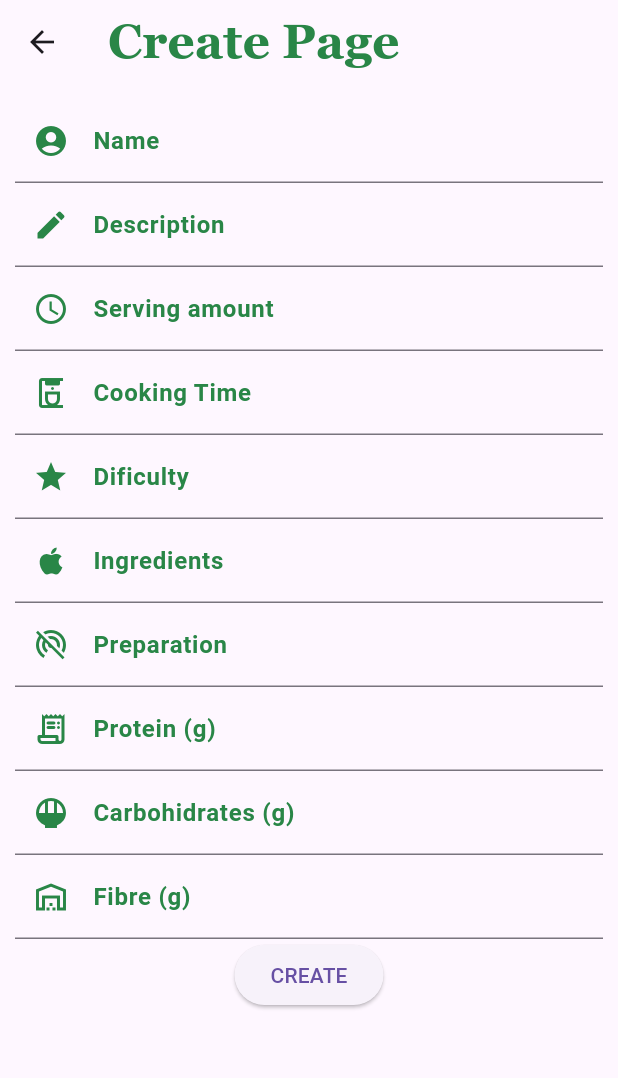
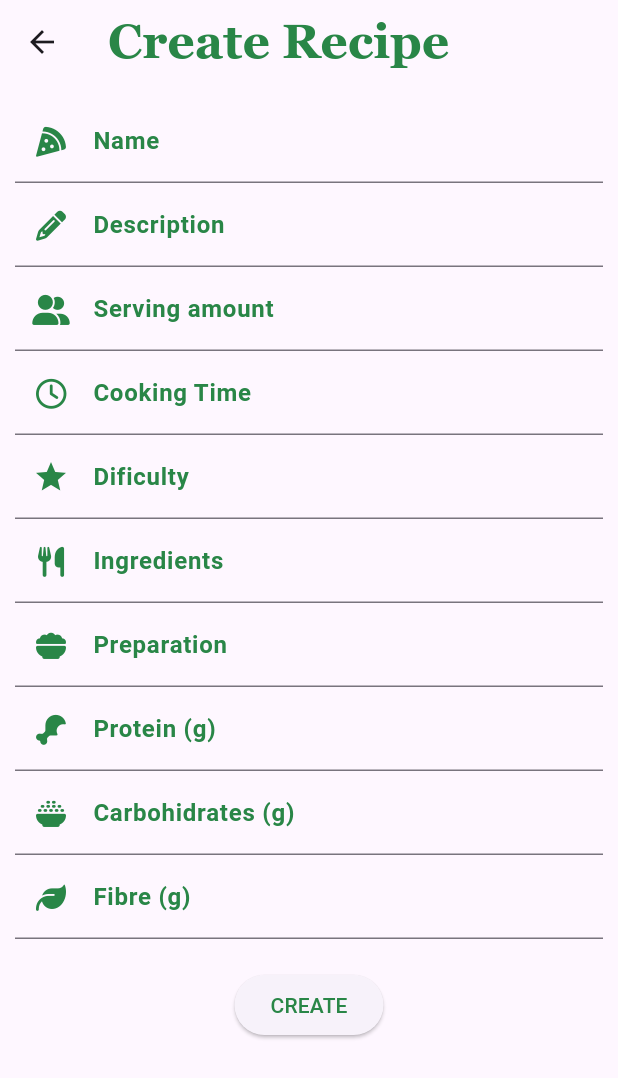
Before and after one commit to mansulol/Recipe-app, a Flutter app: the CreateEditScreen screen opened directly, on a phone screen of 412 x 824 dp. Shown: the top 1078 px of the screen. Run offline on Flutter 3.47's test engine with Material 3 defaults, Android fonts, the phone set to English and light mode, and no system bars; our stand-ins replace flutter_svg, font_awesome_flutter; network calls fail.

Commit message:
icons changed in entire app

```diff
--- a/Frontend/lib/screens/create_edit_screen.dart
+++ b/Frontend/lib/screens/create_edit_screen.dart
@@ -1,6 +1,7 @@
 import 'dart:convert';
 
 import 'package:flutter/material.dart';
+import 'package:font_awesome_flutter/font_awesome_flutter.dart';
 import 'package:recipe_app/models/create_edit_model.dart';
 import 'package:recipe_app/models/recipe_model.dart';
 import 'package:recipe_app/screens/home_screen.dart';
@@ -52,7 +53,7 @@ class CreateEditScreenState extends State<CreateEditScreen> {
     return Scaffold(
       appBar: AppBar(
         title: Text(
-          widget.isCreate ? 'Create Page' : 'Edit Page',
+          widget.isCreate ? 'Create Recipe' : 'Edit Recipe',
           style: TextStyle(
             color: AppColors.primaryColor,
             fontWeight: FontWeight.w800,
@@ -61,12 +62,14 @@ class CreateEditScreenState extends State<CreateEditScreen> {
           ),
         ),
       ),
-      body: formBody(
+      body: SingleChildScrollView(
+        child: formBody(
           context,
           formControllers,
           widget.isCreate,
           recipe,
           createEditModel,
+        ),
       ),
     );
   }
@@ -83,8 +86,7 @@ Container formBody(
     margin: EdgeInsets.all(10),
     child: Column(
       children: [
-        SingleChildScrollView(
-          child: Column(
+        Column(
           mainAxisAlignment: MainAxisAlignment.start,
           crossAxisAlignment: CrossAxisAlignment.start,
           children: [
@@ -101,8 +103,17 @@ Container formBody(
                   fontWeight: FontWeight.w600,
                   fontSize: AppTextStyles.subTitle.fontSize,
                 ),
-                  prefixIcon: Icon(Icons.account_circle),
-                  prefixIconColor: AppColors.primaryColor,
+                prefixIcon: SizedBox(
+                  width: 30,
+                  height: 30,
+                  child: Center(
+                    child: FaIcon(
+                      FontAwesomeIcons.pizzaSlice,
+                      size: 20,
+                      color: AppColors.primaryColor,
+                    ),
+                  ),
+                ),
               ),
             ),
             TextField(
@@ -115,8 +126,17 @@ Container formBody(
                   fontWeight: FontWeight.w600,
                   fontSize: AppTextStyles.subTitle.fontSize,
                 ),
-                  prefixIcon: Icon(Icons.edit),
-                  prefixIconColor: AppColors.primaryColor,
+                prefixIcon: SizedBox(
+                  width: 30,
+                  height: 30,
+                  child: Center(
+                    child: FaIcon(
+                      FontAwesomeIcons.pencil,
+                      size: 20,
+                      color: AppColors.primaryColor,
+                    ),
+                  ),
+                ),
               ),
             ),
             TextField(
@@ -130,8 +150,17 @@ Container formBody(
                   fontWeight: FontWeight.w600,
                   fontSize: AppTextStyles.subTitle.fontSize,
                 ),
-                  prefixIcon: Icon(Icons.access_time),
-                  prefixIconColor: AppColors.primaryColor,
+                prefixIcon: SizedBox(
+                  width: 30,
+                  height: 30,
+                  child: Center(
+                    child: FaIcon(
+                      FontAwesomeIcons.userGroup,
+                      size: 20,
+                      color: AppColors.primaryColor,
+                    ),
+                  ),
+                ),
               ),
             ),
             TextField(
@@ -145,8 +174,17 @@ Container formBody(
                   fontWeight: FontWeight.w600,
                   fontSize: AppTextStyles.subTitle.fontSize,
                 ),
-                  prefixIcon: Icon(Icons.coffee_maker_outlined),
-                  prefixIconColor: AppColors.primaryColor,
+                prefixIcon: SizedBox(
+                  width: 30,
+                  height: 30,
+                  child: Center(
+                    child: FaIcon(
+                      FontAwesomeIcons.clock,
+                      size: 20,
+                      color: AppColors.primaryColor,
+                    ),
+                  ),
+                ),
               ),
             ),
             TextField(
@@ -173,8 +211,17 @@ Container formBody(
                   fontWeight: FontWeight.w600,
                   fontSize: AppTextStyles.subTitle.fontSize,
                 ),
-                  prefixIcon: Icon(Icons.apple),
-                  prefixIconColor: AppColors.primaryColor,
+                prefixIcon: SizedBox(
+                  width: 30,
+                  height: 30,
+                  child: Center(
+                    child: FaIcon(
+                      FontAwesomeIcons.utensils,
+                      size: 20,
+                      color: AppColors.primaryColor,
+                    ),
+                  ),
+                ),
               ),
             ),
             TextField(
@@ -188,8 +235,17 @@ Container formBody(
                   fontWeight: FontWeight.w600,
                   fontSize: AppTextStyles.subTitle.fontSize,
                 ),
-                  prefixIcon: Icon(Icons.portable_wifi_off),
-                  prefixIconColor: AppColors.primaryColor,
+                prefixIcon: SizedBox(
+                  width: 30,
+                  height: 30,
+                  child: Center(
+                    child: FaIcon(
+                      FontAwesomeIcons.bowlFood,
+                      size: 20,
+                      color: AppColors.primaryColor,
+                    ),
+                  ),
+                ),
               ),
             ),
             TextField(
@@ -203,8 +259,17 @@ Container formBody(
                   fontWeight: FontWeight.w600,
                   fontSize: AppTextStyles.subTitle.fontSize,
                 ),
-                  prefixIcon: Icon(Icons.receipt_long_rounded),
-                  prefixIconColor: AppColors.primaryColor,
+                prefixIcon: SizedBox(
+                  width: 30,
+                  height: 30,
+                  child: Center(
+                    child: FaIcon(
+                      FontAwesomeIcons.drumstickBite,
+                      size: 20,
+                      color: AppColors.primaryColor,
+                    ),
+                  ),
+                ),
               ),
             ),
             TextField(
@@ -218,8 +283,17 @@ Container formBody(
                   fontWeight: FontWeight.w600,
                   fontSize: AppTextStyles.subTitle.fontSize,
                 ),
-                  prefixIcon: Icon(Icons.rice_bowl),
-                  prefixIconColor: AppColors.primaryColor,
+                prefixIcon: SizedBox(
+                  width: 30,
+                  height: 30,
+                  child: Center(
+                    child: FaIcon(
+                      FontAwesomeIcons.bowlRice,
+                      size: 20,
+                      color: AppColors.primaryColor,
+                    ),
+                  ),
+                ),
               ),
             ),
             TextField(
@@ -233,13 +307,22 @@ Container formBody(
                   fontWeight: FontWeight.w600,
                   fontSize: AppTextStyles.subTitle.fontSize,
                 ),
-                  prefixIcon: Icon(Icons.warehouse_outlined),
-                  prefixIconColor: AppColors.primaryColor,
+                prefixIcon: SizedBox(
+                  width: 30,
+                  height: 30,
+                  child: Center(
+                    child: FaIcon(
+                      FontAwesomeIcons.leaf,
+                      size: 20,
+                      color: AppColors.primaryColor,
+                    ),
+                  ),
+                ),
               ),
             ),
           ],
         ),
-        ),
+        SizedBox(height: 20),
         ElevatedButton(
           onPressed: () async {
             await sendData(
@@ -250,7 +333,10 @@ Container formBody(
               handlerCreateEdit,
             );
           },
-          child: Text(isCreate ? 'CREATE' : 'EDIT'),
+          child: Text(
+            isCreate ? 'CREATE' : 'EDIT',
+            style: TextStyle(color: AppColors.primaryColor),
+          ),
         ),
       ],
     ),
--- a/Frontend/lib/screens/home_screen.dart
+++ b/Frontend/lib/screens/home_screen.dart
@@ -39,6 +39,8 @@ class HomeScreenState extends State<HomeScreen> {
       floatingActionButtonLocation: FloatingActionButtonLocation.endFloat,
       appBar: AppBar(
         backgroundColor: Colors.white,
+        // Deactivate back arrow
+        automaticallyImplyLeading: false,
         title: Text(
           "Recipe App",
           style: TextStyle(
--- a/Frontend/lib/utils/helpers.dart
+++ b/Frontend/lib/utils/helpers.dart
@@ -36,7 +36,7 @@ class FormControllers {
     servingController.text =
         '${recipe.servingMin} - ${recipe.servingMax}';
     cookTimeController.text = recipe.cookTime.toString();
-    difficultyController.text = recipe.difficulty.toString();
+    difficultyController.text = int.parse(recipe.difficulty.toString().trim()) == 3 ? 'Hard' : int.parse(recipe.difficulty.toString().trim()) == 2 ? 'Medium' : 'Easy';
     ingredientsController.text =
         recipe.ingredients?.join(', ') ?? '';
     preparationController.text =
--- a/Frontend/lib/widgets/custom_card_recipe.dart
+++ b/Frontend/lib/widgets/custom_card_recipe.dart
@@ -145,7 +145,3 @@ Row specRecipeText(String spec, dynamic quantity) {
     ],
   );
 }
-
-Future<void> deleteWidget(String id) async {
-
-}
```
Also changed, not shown: Frontend/lib/screens/recipe_screen.dart (+53 -24 lines), Frontend/lib/utils/icons.dart (added, +9 -0 lines), Frontend/pubspec.yaml (+8 -56 lines), Frontend/lib/utils/validator.dart (deleted), Frontend/pubspec.lock. Lines whose indentation alone changed are shown as unchanged.
